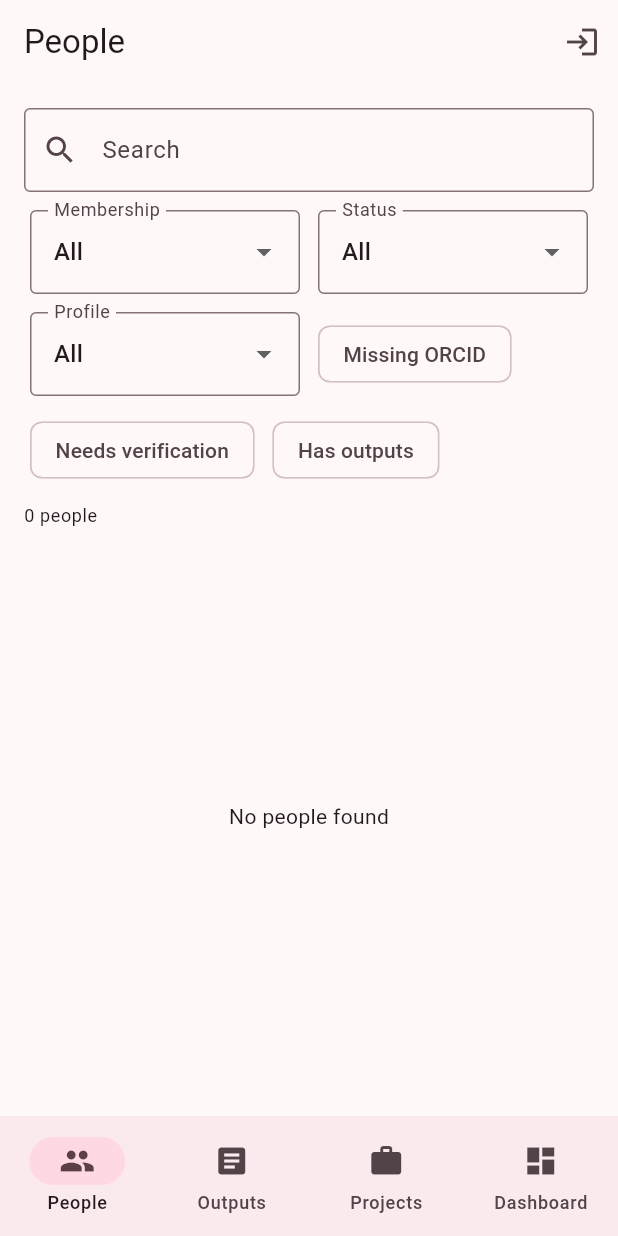
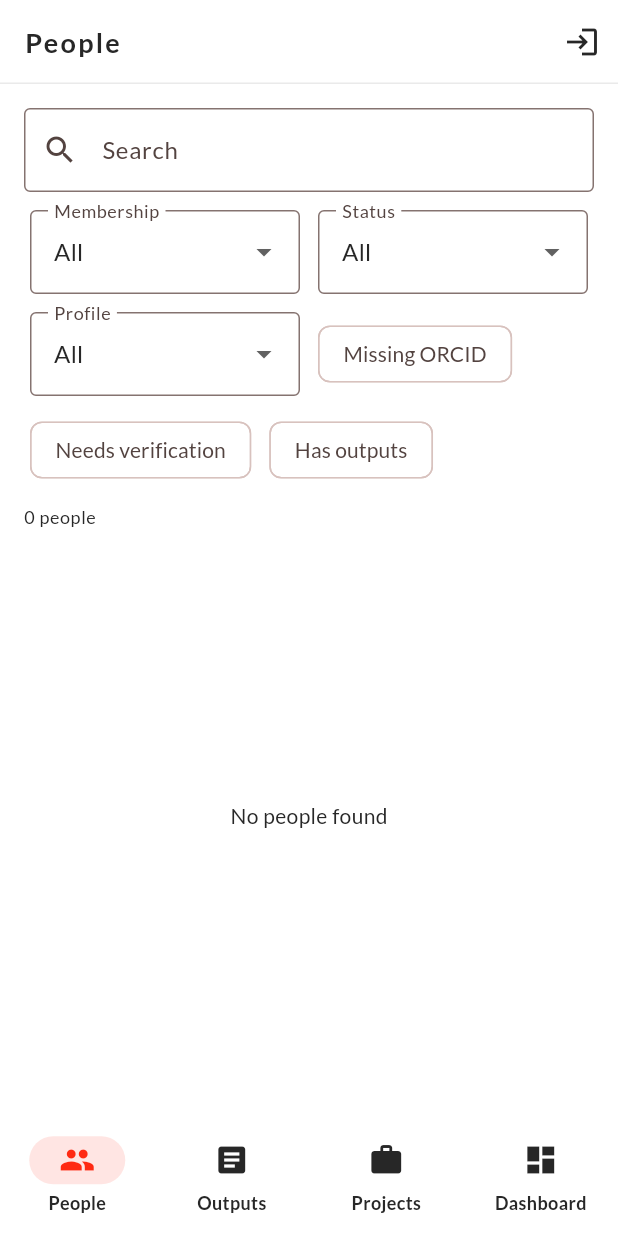
Before and after one commit to berlogabob/Unidcom-IADE, a Flutter app: the screen it shows after launch, on a phone screen of 412 x 824 dp. Run offline on Flutter 3.47's test engine with Material 3 defaults, Android fonts, the phone set to English and light mode, and no system bars; our stand-ins replace fl_chart, go_router, google_fonts, supabase_flutter; missing offline and left inert: dart:html; accounts and stored records are empty.

Commit message:
Brand theme: steal UNIDCOM-IADE site look (Lato, red accent)
Central ThemeData restyle to match unidcom-iade.pt: Lato via google_fonts,
red #FF2A13 accent, ink #272727 on white, letter-spaced white app bar,
red nav indicator. Theme-driven, so all pages inherit it.

Co-Authored-By: Claude Opus 4.8 <noreply@anthropic.com>

```diff
--- a/lib/main.dart
+++ b/lib/main.dart
@@ -2,6 +2,7 @@ import 'dart:async';
 
 import 'package:flutter/material.dart';
 import 'package:go_router/go_router.dart';
+import 'package:google_fonts/google_fonts.dart';
 import 'package:supabase_flutter/supabase_flutter.dart';
 
 import 'app/admin_page.dart';
@@ -14,6 +15,61 @@ import 'public/people_list.dart';
 import 'public/person_page.dart';
 import 'public/projects.dart';
 import 'public/project_page.dart';
+
+const _brandRed = Color(0xFFFF2A13);
+const _brandRedDeep = Color(0xFFEF2201);
+const _ink = Color(0xFF272727);
+const _navy = Color(0xFF20385A);
+
+ThemeData _unidcomTheme() {
+  final scheme = ColorScheme.fromSeed(
+    seedColor: _brandRed,
+    primary: _brandRed,
+    secondary: _navy,
+    surface: Colors.white,
+    onSurface: _ink,
+    brightness: Brightness.light,
+  );
+  final base = ThemeData(colorScheme: scheme, useMaterial3: true);
+
+  return base.copyWith(
+    scaffoldBackgroundColor: Colors.white,
+    textTheme: GoogleFonts.latoTextTheme(
+      base.textTheme,
+    ).apply(bodyColor: _ink, displayColor: _ink),
+    appBarTheme: AppBarTheme(
+      backgroundColor: Colors.white,
+      foregroundColor: _ink,
+      elevation: 0,
+      scrolledUnderElevation: 0.5,
+      shape: const Border(bottom: BorderSide(color: Color(0xFFEAEAEA))),
+      titleTextStyle: GoogleFonts.lato(
+        color: _ink,
+        fontSize: 18,
+        fontWeight: FontWeight.w700,
+        letterSpacing: 1.5,
+      ),
+    ),
+    navigationBarTheme: NavigationBarThemeData(
+      backgroundColor: Colors.white,
+      indicatorColor: _brandRed.withValues(alpha: 0.12),
+      iconTheme: WidgetStateProperty.resolveWith(
+        (states) => IconThemeData(
+          color: states.contains(WidgetState.selected) ? _brandRed : _ink,
+        ),
+      ),
+      labelTextStyle: WidgetStatePropertyAll(
+        GoogleFonts.lato(fontSize: 12, fontWeight: FontWeight.w600),
+      ),
+    ),
+    filledButtonTheme: FilledButtonThemeData(
+      style: FilledButton.styleFrom(
+        backgroundColor: _brandRedDeep,
+        foregroundColor: Colors.white,
+      ),
+    ),
+  );
+}
 
 Future<void> main() async {
   WidgetsFlutterBinding.ensureInitialized();
@@ -97,7 +153,7 @@ class UnidcomApp extends StatelessWidget {
   Widget build(BuildContext context) {
     return MaterialApp.router(
       title: 'Unidcom IADE',
-      theme: ThemeData(colorSchemeSeed: Colors.black, useMaterial3: true),
+      theme: _unidcomTheme(),
       routerConfig: _router,
     );
   }
--- a/pubspec.yaml
+++ b/pubspec.yaml
@@ -39,6 +39,7 @@ dependencies:
   fl_chart: ^1.2.0
   http: ^1.6.0
   url_launcher: ^6.3.0
+  google_fonts: ^8.2.0
 
 dev_dependencies:
   flutter_test:
```
